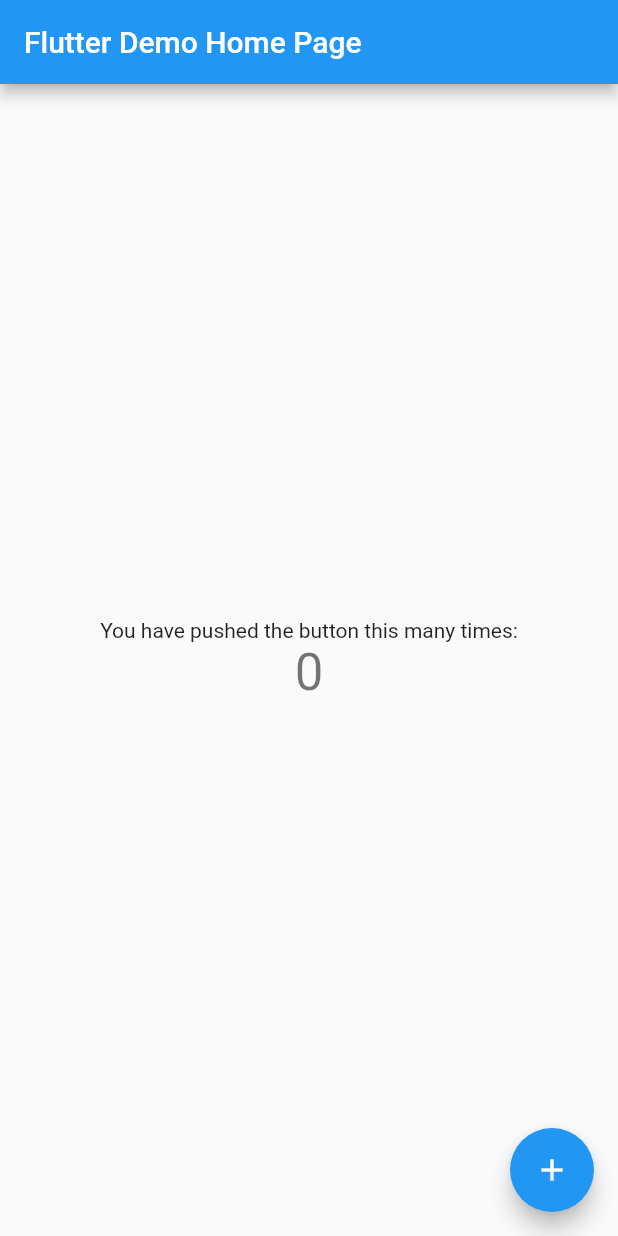
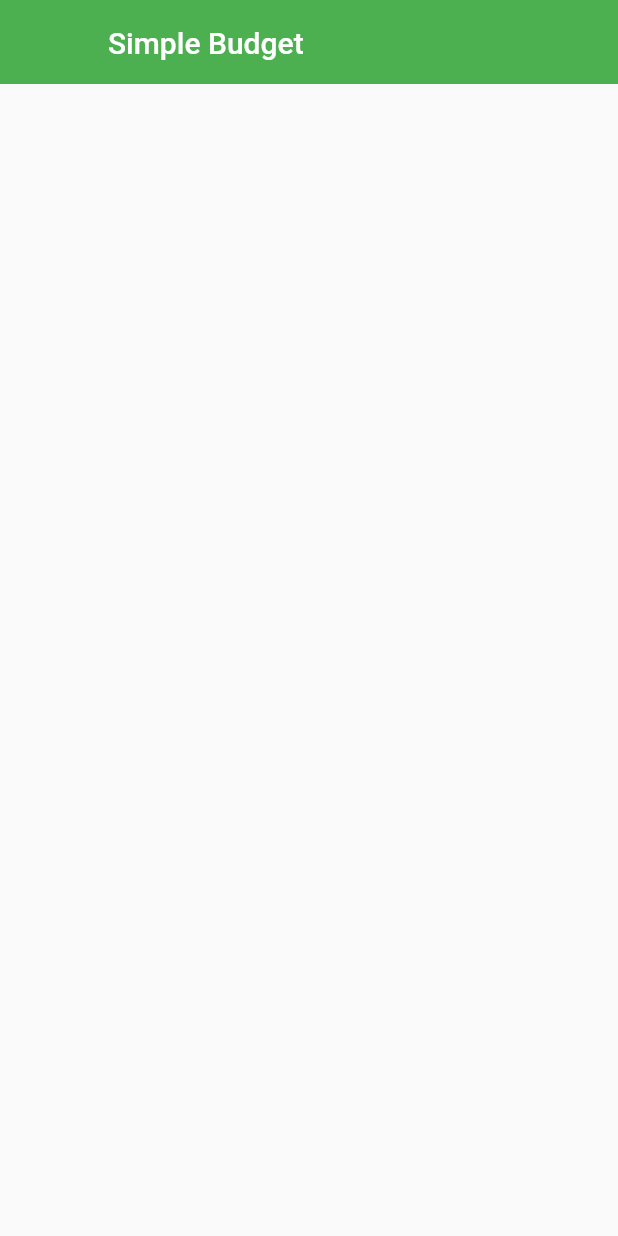
Before and after one commit to ibtehajraza/flutter_budget_app_ui, a Flutter app: the screen it shows after launch, on a phone screen of 412 x 824 dp. Run offline on Flutter 3.47's test engine with Material 2 defaults, Android fonts, the phone set to English and light mode, and no system bars.

Commit message:
Added an app bar

```diff
--- a/lib/main.dart
+++ b/lib/main.dart
@@ -1,4 +1,7 @@
 import 'package:flutter/material.dart';
+
+import 'screens/home_screen.dart';
+
 
 void main() => runApp(MyApp());
 
@@ -7,96 +10,12 @@ class MyApp extends StatelessWidget {
   @override
   Widget build(BuildContext context) {
     return MaterialApp(
-      title: 'Flutter Demo',
+      title: 'Flutter Budget UI',
+      debugShowCheckedModeBanner: false,
       theme: ThemeData(
-        primarySwatch: Colors.blue,
+        primarySwatch: Colors.green,
       ),
-      home: MyHomePage(title: 'Flutter Demo Home Page'),
+      home: HomeScreen(),
     );
   }
 }
-
-class MyHomePage extends StatefulWidget {
-  MyHomePage({Key key, this.title}) : super(key: key);
-
-  // This widget is the home page of your application. It is stateful, meaning
-  // that it has a State object (defined below) that contains fields that affect
-  // how it looks.
-
-  // This class is the configuration for the state. It holds the values (in this
-  // case the title) provided by the parent (in this case the App widget) and
-  // used by the build method of the State. Fields in a Widget subclass are
-  // always marked "final".
-
-  final String title;
-
-  @override
-  _MyHomePageState createState() => _MyHomePageState();
-}
-
-class _MyHomePageState extends State<MyHomePage> {
-  int _counter = 0;
-
-  void _incrementCounter() {
-    setState(() {
-      // This call to setState tells the Flutter framework that something has
-      // changed in this State, which causes it to rerun the build method below
-      // so that the display can reflect the updated values. If we changed
-      // _counter without calling setState(), then the build method would not be
-      // called again, and so nothing would appear to happen.
-      _counter++;
-    });
-  }
-
-  @override
-  Widget build(BuildContext context) {
-    // This method is rerun every time setState is called, for instance as done
-    // by the _incrementCounter method above.
-    //
-    // The Flutter framework has been optimized to make rerunning build methods
-    // fast, so that you can just rebuild anything that needs updating rather
-    // than having to individually change instances of widgets.
-    return Scaffold(
-      appBar: AppBar(
-        // Here we take the value from the MyHomePage object that was created by
-        // the App.build method, and use it to set our appbar title.
-        title: Text(widget.title),
-      ),
-      body: Center(
-        // Center is a layout widget. It takes a single child and positions it
-        // in the middle of the parent.
-        child: Column(
-          // Column is also a layout widget. It takes a list of children and
-          // arranges them vertically. By default, it sizes itself to fit its
-          // children horizontally, and tries to be as tall as its parent.
-          //
-          // Invoke "debug painting" (press "p" in the console, choose the
-          // "Toggle Debug Paint" action from the Flutter Inspector in Android
-          // Studio, or the "Toggle Debug Paint" command in Visual Studio Code)
-          // to see the wireframe for each widget.
-          //
-          // Column has various properties to control how it sizes itself and
-          // how it positions its children. Here we use mainAxisAlignment to
-          // center the children vertically; the main axis here is the vertical
-          // axis because Columns are vertical (the cross axis would be
-          // horizontal).
-          mainAxisAlignment: MainAxisAlignment.center,
-          children: <Widget>[
-            Text(
-              'You have pushed the button this many times:',
-            ),
-            Text(
-              '$_counter',
-              style: Theme.of(context).textTheme.display1,
-            ),
-          ],
-        ),
-      ),
-      floatingActionButton: FloatingActionButton(
-        onPressed: _incrementCounter,
-        tooltip: 'Increment',
-        child: Icon(Icons.add),
-      ), // This trailing comma makes auto-formatting nicer for build methods.
-    );
-  }
-}
--- /dev/null
+++ b/lib/screens/home_screen.dart
@@ -0,0 +1,23 @@
+import 'package:flutter/material.dart';
+
+class HomeScreen extends StatefulWidget {
+  @override
+  _HomeScreenState createState() => _HomeScreenState();
+}
+
+class _HomeScreenState extends State<HomeScreen> {
+  @override
+  Widget build(BuildContext context) {
+    return Scaffold(
+      body: CustomScrollView(
+        slivers: <Widget>[
+          SliverAppBar(
+            flexibleSpace: FlexibleSpaceBar(
+              title: Text('Simple Budget'),
+            ),
+          ),
+        ],
+      ),
+    );
+  }
+}
```
Also changed, not shown: 1 other file.
